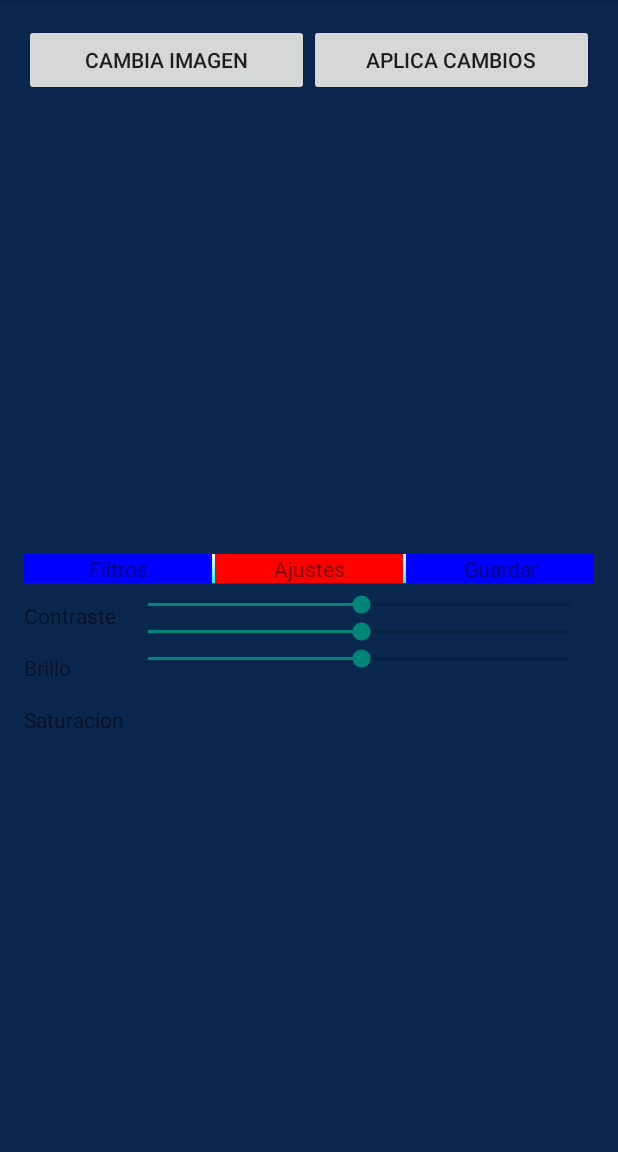
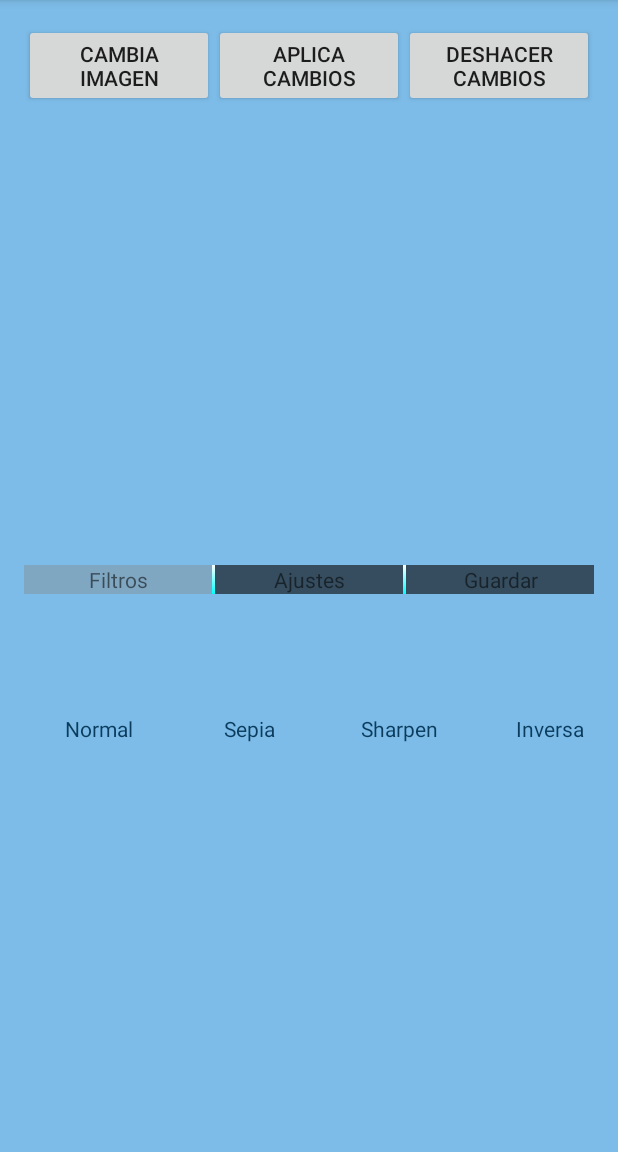
Before and after one commit to LegaultOs/IdiGram, an Android app: the MainActivity screen opened directly, with no data from a screen before it, in the options menu, after a tap on "Settings", on a phone screen of 412 x 824 dp, the part 84-1236 px from its top. Run offline under Robolectric (Android 15) with nearby library versions, the phone set to English and light mode, and no system bars; 13 statements that could not run were skipped.

Commit message:
Falta completar Help About completo Cambios en los colores de la interfaz Pantalla de inicio cambiada Saturación arreglada

```diff
--- a/app/src/main/java/com/legaultOs/idigram/MainActivity.java
+++ b/app/src/main/java/com/legaultOs/idigram/MainActivity.java
@@ -1,5 +1,7 @@
 package com.legaultOs.idigram;
 
+import android.app.AlertDialog;
+import android.content.DialogInterface;
 import android.content.Intent;
 import android.graphics.Bitmap;
 import android.graphics.BitmapFactory;
@@ -12,6 +14,7 @@
 import android.support.v7.app.ActionBarActivity;
 import android.view.Menu;
 import android.view.MenuInflater;
+import android.view.MenuItem;
 import android.view.View;
 import android.widget.EditText;
 import android.widget.ImageView;
@@ -26,6 +29,7 @@
 
 import com.example.legault.idigram.R;
 
+import java.util.ArrayList;
 import java.util.HashMap;
 import java.util.Map;
 import java.util.TreeMap;
@@ -35,10 +39,11 @@
 
     private ImageView imgMain ;
     private static final int SELECT_PHOTO = 100;
-    private Bitmap src,showing,contrasteBrillo;
+    private Bitmap src,showing,contrasteBrillo,loading,ultimo;
     private HashMap<String,Bitmap> imgFiltered;
+    private ArrayList<String> vista;
     private int brillo=1,brillant=1,contraste=1,contant=1,saturacion=1,satant=1;
-    Drawable loading;
+
     int posFilt;
 
     @Override
@@ -46,19 +51,54 @@
         super.onCreate(savedInstanceState);
         setContentView(R.layout.activity_main);
         Bundle bundle = getIntent().getExtras();
-        loading= getResources().getDrawable(R.drawable.loading);
+        loading = BitmapFactory.decodeResource(getResources(), R.drawable.loading);
         File f =new File(Environment.getExternalStorageDirectory().getAbsolutePath() + "/DCIM/IDIGram/");
         if(!f.exists())f.mkdir();
         imgMain = (ImageView) findViewById(R.id.effect_main);
         src = decodeUri((Uri) bundle.get("pathImagen"));
+        ultimo=src;
         imgMain.setImageBitmap(src);
         imgFiltered=new HashMap<String,Bitmap>();
         showing=src;
+        vista= new ArrayList<String>();
 
         contrasteBrillo=null;
         tabSelected(R.id.tab1);
 
 
+    }
+
+    @Override
+    public boolean onOptionsItemSelected(MenuItem item) {
+        // Handle item selection
+        switch (item.getItemId()) {
+            case R.id.help:
+                new AlertDialog.Builder(this)
+                        .setTitle("Help")
+                        .setMessage("-Primera linea \n-Segunda Linea \n-Tercera Linea")
+                        .setPositiveButton(android.R.string.yes, new DialogInterface.OnClickListener() {
+                            public void onClick(DialogInterface dialog, int which) {
+                                // continue with delete
+                            }
+                        })
+                        .setIcon(android.R.drawable.ic_dialog_info)
+                        .show();
+                return true;
+            case R.id.about:
+                new AlertDialog.Builder(this)
+                        .setTitle("About")
+                        .setMessage("Hecho por: Oscar Carod \ne-mail:oscaracso90@gmail.com \nIDI")
+                        .setPositiveButton(android.R.string.yes, new DialogInterface.OnClickListener() {
+                            public void onClick(DialogInterface dialog, int which) {
+                                // continue with delete
+                            }
+                        })
+                        .setIcon(android.R.drawable.ic_dialog_email)
+                        .show();
+                return true;
+
+        }
+        return true;
     }
 
     private void insertarEnFiltros(String nombreFiltro,Bitmap preview,int Id)
@@ -71,7 +111,9 @@
         iv.setImageBitmap(preview);
         iv.setId(Id);
         tv.setText(nombreFiltro);
-        ll.addView(vv, posFilt ,new LinearLayout.LayoutParams(ll.getLayoutParams().width, ll.getLayoutParams().height));
+        if(!vista.contains(nombreFiltro)){
+            ll.addView(vv, posFilt ,new LinearLayout.LayoutParams(ll.getLayoutParams().width, ll.getLayoutParams().height));
+            vista.add(nombreFiltro);}
         posFilt++;}
     }
 
@@ -79,7 +121,7 @@
     {
 
         LinearLayout ll = (LinearLayout) findViewById(R.id.espaciofiltros);
-        if(ll!=null){
+        if(ll!=null && v!=null){
         ll.removeView(v);}
 
     }
@@ -91,7 +133,7 @@
 
         ImageView iv = (ImageView) vv.findViewById(R.id.imagenFilt);
         TextView tv = (TextView) vv.findViewById(R.id.nombreFilt);
-        iv.setImageDrawable(loading);
+        iv.setImageBitmap(loading);
         tv.setText("Cargando...");
         ll.addView(vv, new LinearLayout.LayoutParams(
                 ll.getLayoutParams().width, ll.getLayoutParams().height));}
@@ -115,91 +157,38 @@
 
         LinearLayout ll= (LinearLayout) findViewById(R.id.espaciofiltros);
         ll.removeAllViews();
+        vista.clear();
+        if(imgFiltered.containsKey("normal"))insertarEnFiltros("Normal",imgFiltered.get("normal"),0);
+        else new ParaTask("normal")
+                .execute(new Params("normal", "Normal", src, 1.5, 0.6, 0.12, 100, 0, 0));
+        if(imgFiltered.containsKey("sepia"))insertarEnFiltros("Sepia",imgFiltered.get("sepia"),1);
+        else new ParaTask("sepia")
+                .execute(new Params("sepia", "Sepia", src, 1.5, 0.6, 0.12, 100, 0, 1));
+        if(imgFiltered.containsKey("sharp"))insertarEnFiltros("Sharpen",imgFiltered.get("sharp"),5);
+        else new ParaTask("sharp")
+                .execute(new Params("sharp", "Sharpen", src, 0, 0, 0, 9, 0, 5));
+        if(imgFiltered.containsKey("inv"))insertarEnFiltros("Inversa",imgFiltered.get("inv"),3);
+        else new ParaTask("inv")
+                .execute(new Params("inv", "Inversa", src, 0, 0, 0, 0, 0, 3));
+        if(imgFiltered.containsKey("grey"))insertarEnFiltros("Gris",imgFiltered.get("grey"),4);
+        else new ParaTask("grey")
+                .execute(new Params("grey", "Gris", src, 0, 0, 0, 0, 0, 4));
+        if(imgFiltered.containsKey("edetect"))insertarEnFiltros("Edge Detect",imgFiltered.get("edetect"),6);
+        else new ParaTask("edetect")
+                .execute(new Params("edetect", "Edge Detect", src, 0, 0, 0, 100, 0, 6));
+        if(imgFiltered.containsKey("smooth"))insertarEnFiltros("Suavizado",imgFiltered.get("smooth"),7);
+        else new ParaTask("smooth")
+                .execute(new Params("smooth", "Suavizado", src, 0, 0, 0, 100, 0, 7));
+        if(imgFiltered.containsKey("emboss"))insertarEnFiltros("Emboss",imgFiltered.get("emboss"),8);
+        else new ParaTask("emboss")
+                .execute(new Params("emboss", "Emboss", src, 0, 0, 0, 100, 0, 8));
+        if(imgFiltered.containsKey("gauss"))insertarEnFiltros("Gaussian",imgFiltered.get("gauss"),2);
+        else new ParaTask("gauss")
+                .execute(new Params("gauss", "Gaussian", src, 0, 0, 0, 16, 0, 2));
+        if(imgFiltered.containsKey("halo"))insertarEnFiltros("Halo",imgFiltered.get("halo"),9);
+        else new ParaTask("halo")
+                .execute(new Params("halo", "Halo", src, 0, 0, 0, 9, 0, 9));
 
-        new ParaTask()
-                .execute(new Params("normal", "Normal", src, 1.5, 0.6, 0.12, 100, 0,0));
-        new ParaTask()
-                .execute(new Params("sepia", "Sepia", src, 1.5, 0.6, 0.12, 100, 0,1));
-        new ParaTask()
-                .execute(new Params("sharp", "Sharpen", src, 0, 0, 0, 9, 0,5));
-        new ParaTask()
-                .execute(new Params("inv", "Inversa", src, 0, 0, 0, 0, 0,3));
-        new ParaTask()
-                .execute(new Params("grey", "Gris", src, 0, 0, 0, 0, 0,4));
-        new ParaTask()
-                .execute(new Params("edetect", "Edge Detect", src, 0, 0, 0, 100, 0,6));
-        new ParaTask()
-                .execute(new Params("smooth", "Suavizado", src, 0, 0, 0, 100, 0,7));
-        new ParaTask()
-                .execute(new Params("emboss", "Emboss", src, 0, 0, 0, 100, 0,8));
-        new ParaTask()
-                .execute(new Params("gauss", "Gaussian", src, 0, 0, 0, 16, 0,2));
-        new ParaTask()
-                .execute(new Params("halo", "Halo", src, 0, 0, 0, 9, 0,9));
-    	   /*imgFiltered.put("blackFilter", imgFilter.applyBlackFilter(src));
-    	   imgFiltered.put("boost1", imgFilter.applyBoostEffect(src, 1, 40));
-    	   imgFiltered.put("boost2", imgFilter.applyBoostEffect(src, 2, 30));
-    	   imgFiltered.put("boost3", imgFilter.applyBoostEffect(src, 3, 67));
-
-
-
-    	   imgFiltered.put("brightness", imgFilter.applyBrightnessEffect(src, 80));
-    	   imgFiltered.put("colorRed", imgFilter.applyColorFilterEffect(src, 255, 0, 0));
-    	   imgFiltered.put("colorGreen", imgFilter.applyColorFilterEffect(src, 0, 255, 0));
-    	   imgFiltered.put("colorBlue", imgFilter.applyColorFilterEffect(src, 0, 0, 255));
-
-
-    	   imgFiltered.put("decColorDepth64", imgFilter.applyDecreaseColorDepthEffect(src, 64));
-    	   imgFiltered.put("decColorDepth32", imgFilter.applyDecreaseColorDepthEffect(src, 32));
-    	   imgFiltered.put("contrast", imgFilter.applyContrastEffect(src, 70));
-    	   imgFiltered.put("emboss", imgFilter.applyEmbossEffect(src));
-    	   imgFiltered.put("engrave", imgFilter.applyEngraveEffect(src));
-
-
-
-    	   imgFiltered.put("flea", imgFilter.applyFleaEffect(src));
-    	   imgFiltered.put("gaussianBlur", imgFilter.applyGaussianBlurEffect(src));
-    	   imgFiltered.put("gamma", imgFilter.applyGammaEffect(src, 1.8, 1.8, 1.8));
-
-    	   imgFiltered.put("greyscale", imgFilter.applyGreyscaleEffect(src));
-    	   imgFiltered.put("hue", imgFilter.applyHueFilter(src, 2));
-    	   imgFiltered.put("invert", imgFilter.applyInvertEffect(src));
-
-
-
-    	   imgFiltered.put("meanremoval", imgFilter.applyMeanRemovalEffect(src));
-    	   imgFiltered.put("roundCorner", imgFilter.applyRoundCornerEffect(src, 45));
-    	   imgFiltered.put("saturation", imgFilter.applySaturationFilter(src, 1));
-
-
-    	   imgFiltered.put("sepia", imgFilter.applySepiaToningEffect(src, 10, 1.5, 0.6, 0.12));
-    	   imgFiltered.put("sepiaGreen", imgFilter.applySepiaToningEffect(src, 10, 0.88, 2.45, 1.43));
-    	   imgFiltered.put("sepiaBlue", imgFilter.applySepiaToningEffect(src, 10, 1.2, 0.87, 2.1));
-
-
-    	   imgFiltered.put("smooth", imgFilter.applySmoothEffect(src, 100));
-    	   imgFiltered.put("shadingCyan", imgFilter.applyShadingFilter(src, Color.CYAN));
-    	   imgFiltered.put("shadingYellow", imgFilter.applyShadingFilter(src, Color.YELLOW));
-    	   imgFiltered.put("shadingGreen", imgFilter.applyShadingFilter(src, Color.GREEN));*/
-
-
-       /* if(!imgFiltered.containsKey("gaussianBlur"))imgFiltered.put("gaussianBlur", imgFilter.applyGaussianBlurEffect(src));
-        insertarEnFiltros("Gaussian B",imgFiltered.get("gaussianBlur"),6);
-
-        if(!imgFiltered.containsKey("sepia"))imgFiltered.put("sepia", imgFilter.applySepiaToningEffect(src, 10, 1.5, 0.6, 0.12));
-        insertarEnFiltros("Sepia",imgFiltered.get("sepia"),5);
-
-        if(!imgFiltered.containsKey("blackFilter"))imgFiltered.put("blackFilter", imgFilter.applyBlackFilter(src));
-        insertarEnFiltros("Granulado",imgFiltered.get("blackFilter"),4);
-
-        if(!imgFiltered.containsKey("greyscale"))imgFiltered.put("greyscale", imgFilter.applyGreyscaleEffect(src));
-        insertarEnFiltros("Grises",imgFiltered.get("greyscale"),1);
-
-        if(!imgFiltered.containsKey("tint"))imgFiltered.put("tint", imgFilter.applyTintEffect(src, 100));
-        insertarEnFiltros("Tinta",imgFiltered.get("tint"),2);
-
-        if(!imgFiltered.containsKey("waterMark")) imgFiltered.put("waterMark", imgFilter.applyWaterMarkEffect(src, "IDI-Gram", 200, 200, Color.GREEN, 80, 24, false));
-        insertarEnFiltros("WaterMark",imgFiltered.get("waterMark"),3);*/
     }
 
     public void tabSelected(int tab) {
@@ -211,9 +200,9 @@
         switch (tab) {
             case R.id.tab1:
                // Toast.makeText(this, "Procesando vista previa...", Toast.LENGTH_SHORT).show();
-                t1.setBackgroundColor(Color.RED);
-                t2.setBackgroundColor(Color.BLUE);
-                t3.setBackgroundColor(Color.BLUE);
+                t1.setBackgroundColor(Color.parseColor("#80A7C2"));
+                t2.setBackgroundColor(Color.parseColor("#354D5E"));
+                t3.setBackgroundColor(Color.parseColor("#354D5E"));
                 ll.removeAllViews();
 
                 vv = View.inflate(this, R.layout.filtros, null);
@@ -234,9 +223,9 @@
 
                 break;
             case R.id.tab2:
-                t1.setBackgroundColor(Color.BLUE);
-                t2.setBackgroundColor(Color.RED);
-                t3.setBackgroundColor(Color.BLUE);
+                t1.setBackgroundColor(Color.parseColor("#354D5E"));
+                t2.setBackgroundColor(Color.parseColor("#80A7C2"));
+                t3.setBackgroundColor(Color.parseColor("#354D5E"));
                 ll.removeAllViews();
                 vv = View.inflate(this, R.layout.ajustes, null);
                 ll.addView(vv, new LinearLayout.LayoutParams(ll.getLayoutParams().width, ll.getLayoutParams().height));
@@ -284,9 +273,9 @@
                     }
                 });
                 SeekBar sb3 = (SeekBar) findViewById(R.id.seekBar3);//Brillo
-                sb3.setProgress(saturacion+100);
+                sb3.setProgress(saturacion+49);
                 sb3.setOnSeekBarChangeListener(new SeekBar.OnSeekBarChangeListener() {
-                    int progressChanged = 0;
+                    int progressChanged = 50;
 
                     public void onProgressChanged(SeekBar seekBar, int progress, boolean fromUser){
                         progressChanged = progress;
@@ -298,7 +287,7 @@
 
                     public void onStopTrackingTouch(SeekBar seekBar) {
                         satant=saturacion;
-                        saturacion=progressChanged-100;
+                        saturacion=progressChanged-40;
                         Bitmap bm= camibiarContrBrilloSat(showing);
                         imgMain.setImageBitmap(bm);
 
@@ -307,9 +296,9 @@
 
                 break;
             case R.id.tab3:
-                t1.setBackgroundColor(Color.BLUE);
-                t2.setBackgroundColor(Color.BLUE);
-                t3.setBackgroundColor(Color.RED);
+                t1.setBackgroundColor(Color.parseColor("#354D5E"));
+                t2.setBackgroundColor(Color.parseColor("#354D5E"));
+                t3.setBackgroundColor(Color.parseColor("#80A7C2"));
                 ll.removeAllViews();
                 vv = View.inflate(this, R.layout.guardar, null);
                 ll.addView(vv, new LinearLayout.LayoutParams(ll.getLayoutParams().width, ll.getLayoutParams().height));
@@ -324,7 +313,7 @@
     {
 
         ImageFilters imgFilter = new ImageFilters();
-        Bitmap bm = imgFilter.applySaturationFilter(vit, (saturacion/2)+50);
+        Bitmap bm = imgFilter.applySaturationFilter(vit, saturacion);
         bm = imgFilter.applyContrastEffect(bm, contraste);
         bm = imgFilter.applyBrightnessEffect(bm, brillo);
         contrasteBrillo=bm;
@@ -347,7 +336,7 @@
 
 
         System.out.println(id);
-        if(id!=R.id.btn_pick_img && id!=R.id.btn_apply_img )// querra decir que hemos clickado a un filtro
+        if(id!=R.id.btn_pick_img && id!=R.id.btn_apply_img && id!=R.id.btn_revert_img )// querra decir que hemos clickado a un filtro
         {
             contrasteBrillo=null;
 
@@ -361,24 +350,42 @@
         }
         else if(id == R.id.btn_apply_img){
             posFilt=0;
+            brillo=brillant=contraste=contant=saturacion=satant=1;
             if(contrasteBrillo!=null){
+                ultimo=src;
                 src=contrasteBrillo;
                 showing=src;
                 contrasteBrillo=null;
                 }
-            else src=showing;
+            else {
+                ultimo=src;
+                src=showing;}
             imgFiltered.clear();
-            if(findViewById(R.id.espaciofiltros)!=null)llenarMuestras();
-            else if(findViewById(R.id.espacioajustes)!=null) {
-                SeekBar sb1 = (SeekBar) findViewById(R.id.seekBar1);
-                sb1.setProgress(100);
-                SeekBar sb2 = (SeekBar) findViewById(R.id.seekBar2);
-                sb2.setProgress(100);
-                SeekBar sb3 = (SeekBar) findViewById(R.id.seekBar2);
-                sb3.setProgress(100);
+            tabSelected(R.id.tab1);
+
+        }
+        else if(id == R.id.btn_revert_img){
+
+            if(!src.equals(showing) || contrasteBrillo!=null)
+            {brillo=brillant=contraste=contant=saturacion=satant=1;
+            showing=src;
+            contrasteBrillo=null;
+
             }
+            else
+            {   src=ultimo;
+                showing=src;
+                contrasteBrillo=null;
+
+            }
+
+            imgMain.setImageBitmap(showing);
+            imgFiltered.clear();
+            vista.clear();
+            tabSelected(R.id.tab1);
+
+
         }
-
 
         else if(id==0) //Normal
         {
@@ -550,6 +557,7 @@
                     Bitmap bmp = decodeUri(selectedImage);
                     if(bmp !=null){
                         src = bmp;
+                        ultimo=src;
                         imgMain.setImageBitmap(src);
                         imgFiltered.clear();
                         showing=src;
@@ -601,14 +609,14 @@
             BitmapFactory.decodeStream(getContentResolver().openInputStream(selectedImage), null, o);
 
             // The new size we want to scale to
-            final int REQUIRED_SIZE = 400;
+            final int REQUIRED_SIZE = 300;
 
             // Find the correct scale value. It should be the power of 2.
             int width_tmp = o.outWidth, height_tmp = o.outHeight;
             int scale = 1;
             while (true) {
                 if (width_tmp / 2 < REQUIRED_SIZE
-                        || height_tmp / 2 < REQUIRED_SIZE) {
+                        && height_tmp / 2 < REQUIRED_SIZE) {
                     break;
                 }
                 width_tmp /= 2;
@@ -660,6 +668,12 @@
 
     private class ParaTask extends AsyncTask<Params, Void, Pair> {
         private View load;
+        private String nombreEtiqueta;
+        public ParaTask(String label)
+        {
+            nombreEtiqueta=label;
+
+        }
         protected Pair doInBackground(Params... arg0) {
             long startTime = System.currentTimeMillis();
             ImageFilters imgFilter = new ImageFilters();
@@ -675,6 +689,7 @@
             Bitmap result = null;
             if (imgFiltered.containsKey(tipo))
                 return new Pair(label, tipo, null,id);
+
             switch (tipo) {
 
                 case "sepia":
@@ -729,7 +744,7 @@
         }
         protected  void onPreExecute()
         {
-            load=meterLoading();
+            if (!imgFiltered.containsKey(nombreEtiqueta)) load=meterLoading();
 
         }
 
--- a/app/src/main/res/drawable/forma.xml
+++ b/app/src/main/res/drawable/forma.xml
@@ -1,6 +1,6 @@
 <?xml version="1.0" encoding="UTF-8"?>
 <shape xmlns:android="http://schemas.android.com/apk/res/android">
-    <solid android:color="#0000FF"/>
+    <solid android:color="#354D5E"/>
     <!--<corners android:radius="20px"/>-->
     <padding android:left="0dp" android:top="0dp" android:right="0dp" android:bottom="0dp" />
 </shape>
--- a/app/src/main/res/layout/activity_main.xml
+++ b/app/src/main/res/layout/activity_main.xml
@@ -2,7 +2,7 @@
     xmlns:tools="http://schemas.android.com/tools"
     android:layout_width="match_parent"
     android:layout_height="match_parent"
-    android:background="#0A274F"
+    android:background="#7DBCE8"
     android:paddingBottom="@dimen/activity_vertical_margin"
     android:paddingLeft="@dimen/activity_horizontal_margin"
     android:paddingRight="@dimen/activity_horizontal_margin"
@@ -36,6 +36,13 @@
             android:layout_weight="0.5"
             android:onClick="buttonClicked"
             android:text="Aplica cambios" />
+        <Button
+            android:id="@+id/btn_revert_img"
+            android:layout_width="match_parent"
+            android:layout_height="wrap_content"
+            android:layout_weight="0.5"
+            android:onClick="buttonClicked"
+            android:text="deshacer cambios" />
     </LinearLayout>
         <ImageView
             android:id="@+id/effect_main"
--- a/app/src/main/res/layout/ajustes.xml
+++ b/app/src/main/res/layout/ajustes.xml
@@ -46,7 +46,7 @@
             android:id="@+id/seekBar3"
             android:layout_width="match_parent"
             android:layout_height="wrap_content"
-            android:max="200"/>
+            android:max="100"/>
 
     </LinearLayout>
 
--- a/app/src/main/res/layout/filt.xml
+++ b/app/src/main/res/layout/filt.xml
@@ -16,6 +16,6 @@
         android:layout_width="match_parent"
         android:layout_height="wrap_content"
         android:gravity="center|center_vertical"
-        android:textColor="#AAAAC6"/>
+        android:textColor="#0B3C5E"/>
 
 </LinearLayout>
--- a/app/src/main/res/layout/guardar.xml
+++ b/app/src/main/res/layout/guardar.xml
@@ -7,6 +7,7 @@
         android:layout_width="wrap_content"
         android:layout_height="wrap_content"
         android:text="Nombre de la imagen"
+        android:layout_marginTop="20dp"
         android:id="@+id/textView" />
 <LinearLayout
     android:layout_width="match_parent"
--- a/app/src/main/res/menu/menu_main.xml
+++ b/app/src/main/res/menu/menu_main.xml
@@ -4,18 +4,15 @@
     <item android:id="@+id/action_settings" android:title="@string/action_settings"
         android:orderInCategory="100" app:showAsAction="never" />
 
-    <item android:id="@+id/itemid_0"
-        android:title="Action Item 0"
+    <item android:id="@+id/help"
+        android:title="Help"
         android:icon="@drawable/ic_launcher"
         android:orderInCategory="0"
         android:showAsAction="ifRoom|withText" />
-    <item android:id="@+id/itemid_1"
-        android:title="Action Item 1"
-        android:orderInCategory="0"
-        android:showAsAction="ifRoom|withText" />
-    <item android:id="@+id/itemid_2"
-        android:title="Action Item 2"
+    <item android:id="@+id/about"
+        android:title="About"
         android:orderInCategory="0"
         android:showAsAction="ifRoom|withText" />
 
+
 </menu>
```
Also changed, not shown: app/src/main/java/com/legaultOs/idigram/ImageFilters.java (+19 -13 lines), app/src/main/res/layout/welcome_layout.xml (+9 -5 lines), app/src/main/res/drawable/nombre.png (added).
